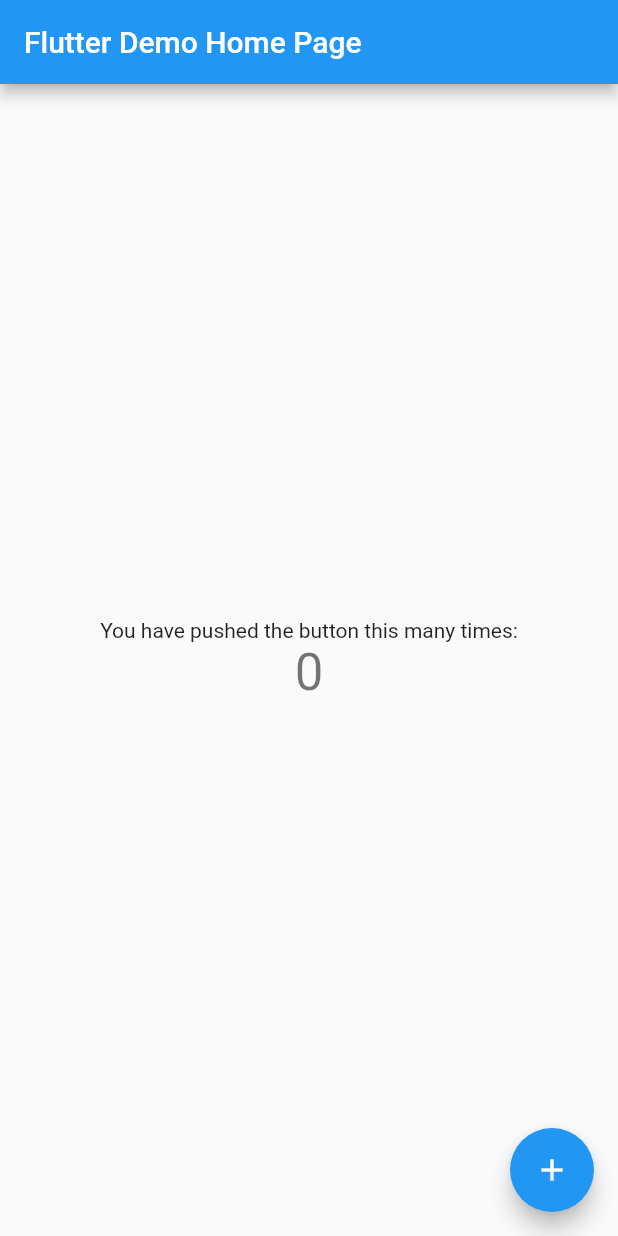
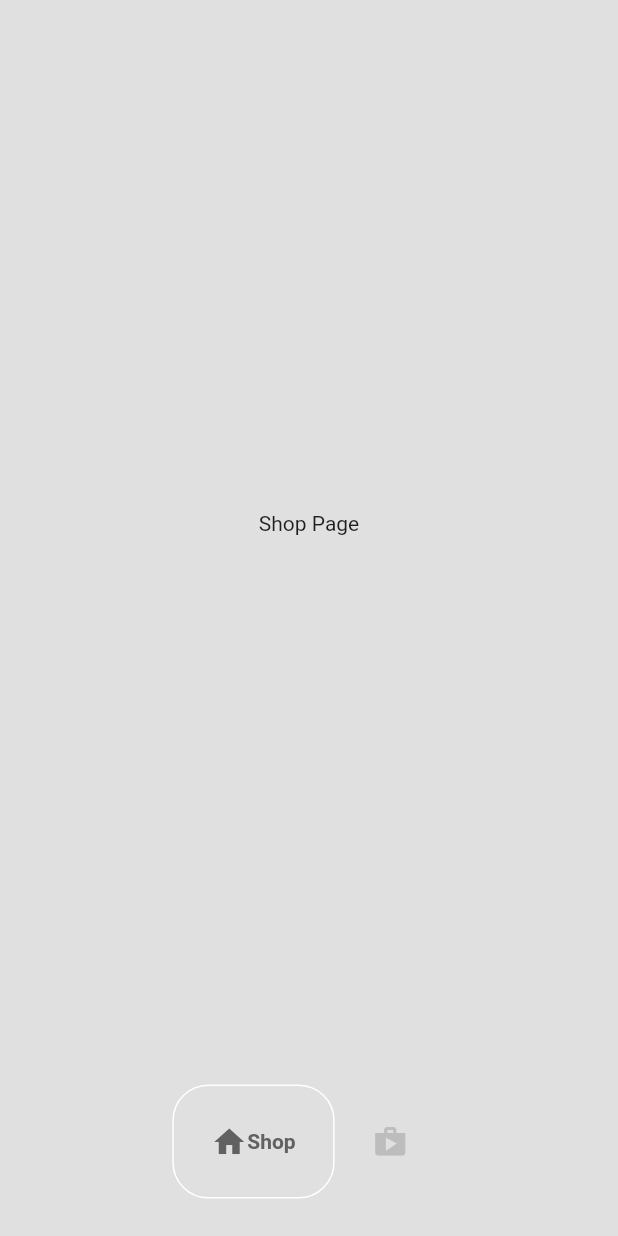
Before and after one commit to Tosin2289/Coffee-shop-app, a Flutter app: the screen it shows after launch, on a phone screen of 412 x 824 dp. Run offline on Flutter 3.47's test engine with Material 2 defaults, Android fonts, the light colour scheme and no system bars; drawn by our look-alikes of google_nav_bar.

Commit message:
second commit

```diff
--- /dev/null
+++ b/lib/componets/bottom_nav_bar.dart
@@ -0,0 +1,32 @@
+import 'package:flutter/material.dart';
+import 'package:google_nav_bar/google_nav_bar.dart';
+
+class BottomNavBar extends StatelessWidget {
+  void Function(int)? onTabChange;
+  BottomNavBar({Key? key, required this.onTabChange}) : super(key: key);
+
+  @override
+  Widget build(BuildContext context) {
+    return Container(
+      margin: const EdgeInsets.all(25),
+      child: GNav(
+          onTabChange: ((value) => onTabChange!(value)),
+          mainAxisAlignment: MainAxisAlignment.center,
+          color: Colors.grey[400],
+          activeColor: Colors.grey[700],
+          tabBackgroundColor: Colors.grey.shade300,
+          tabBorderRadius: 24,
+          tabActiveBorder: Border.all(color: Colors.white),
+          tabs: [
+            GButton(
+              icon: Icons.home,
+              text: 'Shop',
+            ),
+            GButton(
+              icon: Icons.shop,
+              text: 'Cart',
+            ),
+          ]),
+    );
+  }
+}
--- /dev/null
+++ b/lib/const.dart
@@ -0,0 +1,3 @@
+import 'package:flutter/material.dart';
+
+var backgroundcolor = Colors.grey[300];
--- a/lib/main.dart
+++ b/lib/main.dart
@@ -1,3 +1,4 @@
+import 'package:coffea_shop_app/pages/homepage.dart';
 import 'package:flutter/material.dart';
 
 void main() {
@@ -7,109 +8,14 @@
 class MyApp extends StatelessWidget {
   const MyApp({super.key});
 
-  // This widget is the root of your application.
   @override
   Widget build(BuildContext context) {
     return MaterialApp(
-      title: 'Flutter Demo',
+      debugShowCheckedModeBanner: false,
       theme: ThemeData(
-        // This is the theme of your application.
-        //
-        // Try running your application with "flutter run". You'll see the
-        // application has a blue toolbar. Then, without quitting the app, try
-        // changing the primarySwatch below to Colors.green and then invoke
-        // "hot reload" (press "r" in the console where you ran "flutter run",
-        // or simply save your changes to "hot reload" in a Flutter IDE).
-        // Notice that the counter didn't reset back to zero; the application
-        // is not restarted.
         primarySwatch: Colors.blue,
       ),
-      home: const MyHomePage(title: 'Flutter Demo Home Page'),
+      home: HomePage(),
     );
   }
 }
-
-class MyHomePage extends StatefulWidget {
-  const MyHomePage({super.key, required this.title});
-
-  // This widget is the home page of your application. It is stateful, meaning
-  // that it has a State object (defined below) that contains fields that affect
-  // how it looks.
-
-  // This class is the configuration for the state. It holds the values (in this
-  // case the title) provided by the parent (in this case the App widget) and
-  // used by the build method of the State. Fields in a Widget subclass are
-  // always marked "final".
-
-  final String title;
-
-  @override
-  State<MyHomePage> createState() => _MyHomePageState();
-}
-
-class _MyHomePageState extends State<MyHomePage> {
-  int _counter = 0;
-
-  void _incrementCounter() {
-    setState(() {
-      // This call to setState tells the Flutter framework that something has
-      // changed in this State, which causes it to rerun the build method below
-      // so that the display can reflect the updated values. If we changed
-      // _counter without calling setState(), then the build method would not be
-      // called again, and so nothing would appear to happen.
-      _counter++;
-    });
-  }
-
-  @override
-  Widget build(BuildContext context) {
-    // This method is rerun every time setState is called, for instance as done
-    // by the _incrementCounter method above.
-    //
-    // The Flutter framework has been optimized to make rerunning build methods
-    // fast, so that you can just rebuild anything that needs updating rather
-    // than having to individually change instances of widgets.
-    return Scaffold(
-      appBar: AppBar(
-        // Here we take the value from the MyHomePage object that was created by
-        // the App.build method, and use it to set our appbar title.
-        title: Text(widget.title),
-      ),
-      body: Center(
-        // Center is a layout widget. It takes a single child and positions it
-        // in the middle of the parent.
-        child: Column(
-          // Column is also a layout widget. It takes a list of children and
-          // arranges them vertically. By default, it sizes itself to fit its
-          // children horizontally, and tries to be as tall as its parent.
-          //
-          // Invoke "debug painting" (press "p" in the console, choose the
-          // "Toggle Debug Paint" action from the Flutter Inspector in Android
-          // Studio, or the "Toggle Debug Paint" command in Visual Studio Code)
-          // to see the wireframe for each widget.
-          //
-          // Column has various properties to control how it sizes itself and
-          // how it positions its children. Here we use mainAxisAlignment to
-          // center the children vertically; the main axis here is the vertical
-          // axis because Columns are vertical (the cross axis would be
-          // horizontal).
-          mainAxisAlignment: MainAxisAlignment.center,
-          children: <Widget>[
-            const Text(
-              'You have pushed the button this many times:',
-            ),
-            Text(
-              '$_counter',
-              style: Theme.of(context).textTheme.headline4,
-            ),
-          ],
-        ),
-      ),
-      floatingActionButton: FloatingActionButton(
-        onPressed: _incrementCounter,
-        tooltip: 'Increment',
-        child: const Icon(Icons.add),
-      ), // This trailing comma makes auto-formatting nicer for build methods.
-    );
-  }
-}
--- /dev/null
+++ b/lib/models/coffee.dart
@@ -0,0 +1,6 @@
+class Coffee {
+  final name;
+  final prize;
+  final img;
+  Coffee({required this.name, required this.prize, required this.img});
+}
--- /dev/null
+++ b/lib/pages/homepage.dart
@@ -0,0 +1,33 @@
+import 'package:coffea_shop_app/componets/bottom_nav_bar.dart';
+import 'package:coffea_shop_app/const.dart';
+import 'package:coffea_shop_app/pages/cart_page.dart';
+import 'package:coffea_shop_app/pages/shop_page.dart';
+import 'package:flutter/material.dart';
+
+class HomePage extends StatefulWidget {
+  const HomePage({Key? key}) : super(key: key);
+
+  @override
+  State<HomePage> createState() => _HomePageState();
+}
+
+class _HomePageState extends State<HomePage> {
+  int _selectedindex = 0;
+  void NavigateBottomBar(int index) {
+    setState(() {
+      _selectedindex = index;
+    });
+  }
+
+  final List<Widget> _pages = [Shop(), Cart()];
+  @override
+  Widget build(BuildContext context) {
+    return Scaffold(
+      backgroundColor: backgroundcolor,
+      bottomNavigationBar: BottomNavBar(
+        onTabChange: (index) => NavigateBottomBar(index),
+      ),
+      body: _pages[_selectedindex],
+    );
+  }
+}
--- /dev/null
+++ b/lib/pages/shop_page.dart
@@ -0,0 +1,15 @@
+import 'package:flutter/material.dart';
+
+class Shop extends StatefulWidget {
+  const Shop({Key? key}) : super(key: key);
+
+  @override
+  State<Shop> createState() => _ShopState();
+}
+
+class _ShopState extends State<Shop> {
+  @override
+  Widget build(BuildContext context) {
+    return Center(child: Text("Shop Page"));
+  }
+}
--- a/pubspec.yaml
+++ b/pubspec.yaml
@@ -36,6 +36,7 @@
   # The following adds the Cupertino Icons font to your application.
   # Use with the CupertinoIcons class for iOS style icons.
   cupertino_icons: ^1.0.2
+  google_nav_bar: ^5.0.6
 
 dev_dependencies:
   flutter_test:
```
Also changed, not shown: lib/models/coffee_shop.dart (added, +26 -0 lines), lib/pages/cart_page.dart (added, +15 -0 lines), pubspec.lock.
